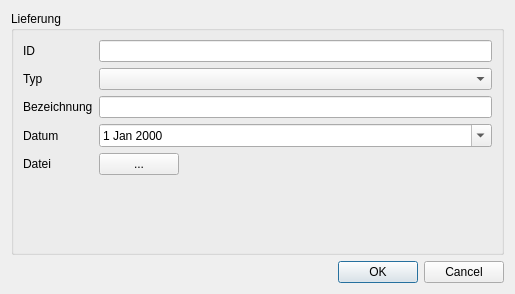
Above: ui/forms/dokumentDetailForm.ui from flurl/lagerManager before the change. Below: the same form after it.
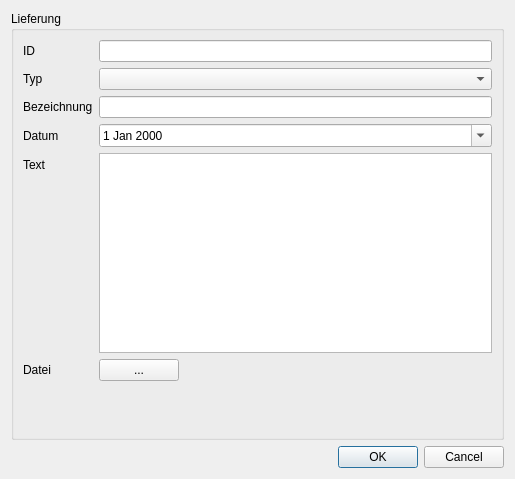
That is the form after the change. Custom widgets are drawn as their Qt base class.

Commit message: wenn ein bild einem dokument zugewiesen wird und ein gleichnamiges .txt file im selben ordner vorhanden ist, wird nun automatisch dieses txt file als text zum dokument gespeichert

The edit to the form file:
```diff
--- a/ui/forms/dokumentDetailForm.ui
+++ b/ui/forms/dokumentDetailForm.ui
@@ -7,7 +7,7 @@
     <x>0</x>
     <y>0</y>
     <width>515</width>
-    <height>294</height>
+    <height>479</height>
    </rect>
   </property>
   <property name="windowTitle">
@@ -60,14 +60,14 @@
           </property>
          </widget>
         </item>
-        <item row="4" column="0">
+        <item row="5" column="0">
          <widget class="QLabel" name="label_4">
           <property name="text">
            <string>Datei</string>
           </property>
          </widget>
         </item>
-        <item row="4" column="1">
+        <item row="5" column="1">
          <layout class="QHBoxLayout" name="horizontalLayout_2">
           <item>
            <widget class="QPushButton" name="pushButton_fileChooser">
@@ -107,6 +107,29 @@
           </property>
          </widget>
         </item>
+        <item row="4" column="0">
+         <widget class="QLabel" name="label_6">
+          <property name="text">
+           <string>Text</string>
+          </property>
+         </widget>
+        </item>
+        <item row="4" column="1">
+         <widget class="QPlainTextEdit" name="plainTextEdit_ocr">
+          <property name="sizePolicy">
+           <sizepolicy hsizetype="Expanding" vsizetype="Fixed">
+            <horstretch>0</horstretch>
+            <verstretch>0</verstretch>
+           </sizepolicy>
+          </property>
+          <property name="minimumSize">
+           <size>
+            <width>0</width>
+            <height>200</height>
+           </size>
+          </property>
+         </widget>
+        </item>
        </layout>
       </item>
       <item row="1" column="0">
```
The commit also changes 3 other files.
